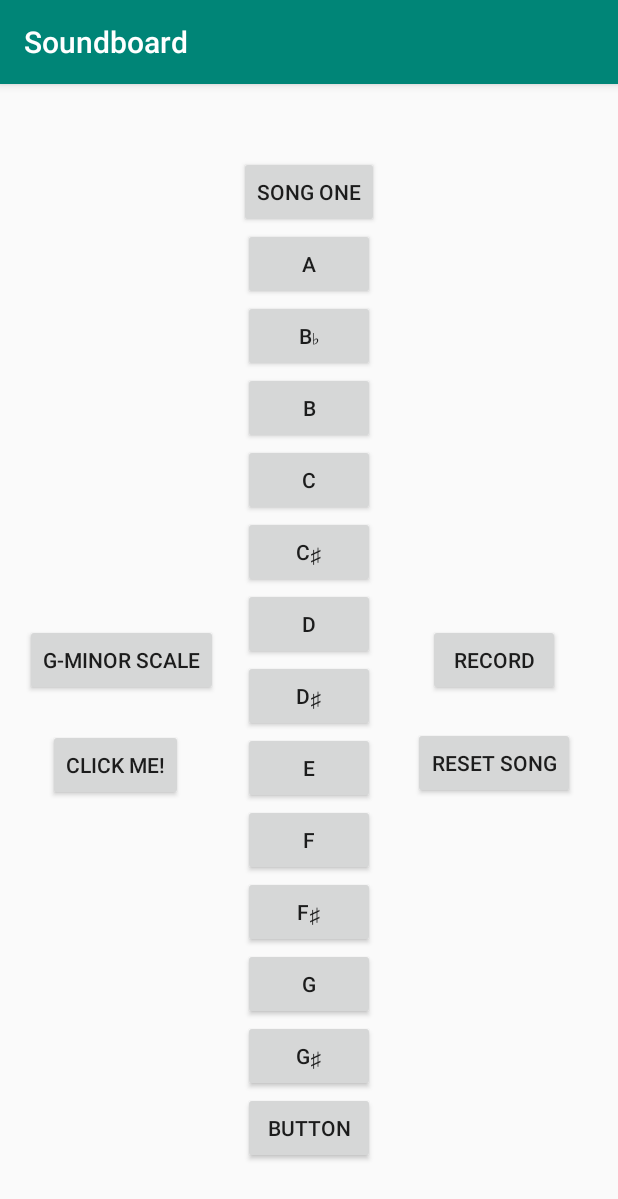
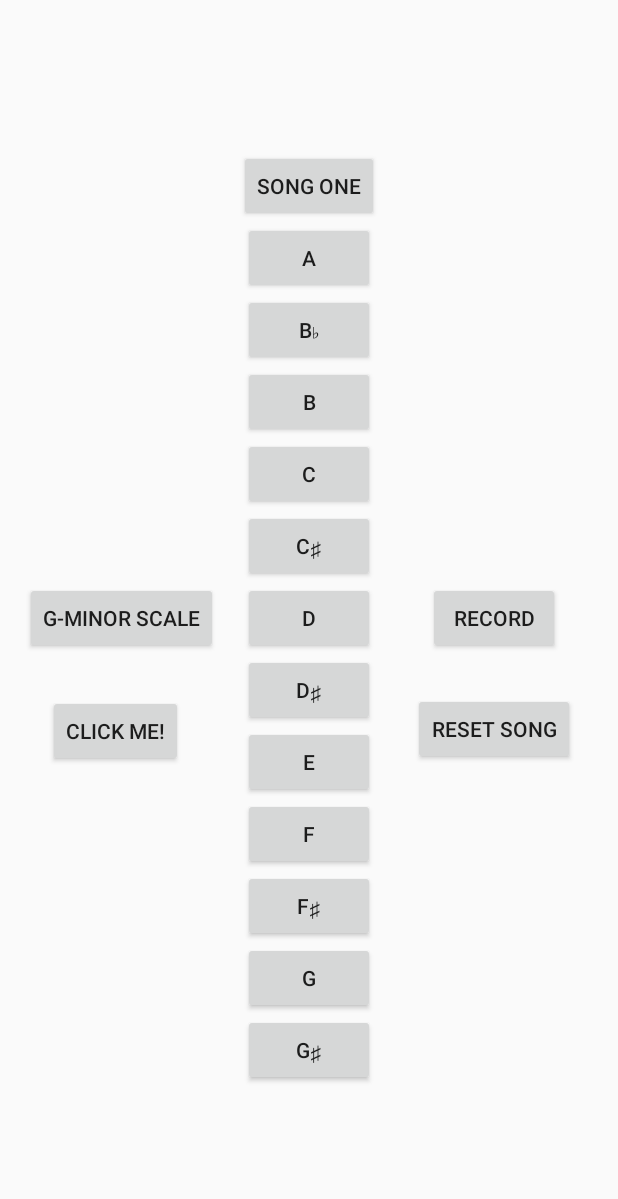
Before and after one commit to JacksonMcLane/Soundboard, an Android app: the screen it shows after launch (SoundBoardActivity), on a phone screen of 412 x 824 dp. Shown: the top 1199 px of the screen. Run offline under Robolectric (Android 15) with nearby library versions, the phone set to English and light mode, and no system bars.

Commit message:
Completed Project

```diff
--- a/app/src/main/java/com/example/soundboard/SoundBoardActivity.java
+++ b/app/src/main/java/com/example/soundboard/SoundBoardActivity.java
@@ -8,17 +8,18 @@ import android.os.Bundle;
 import android.os.SystemClock;
 import android.view.View;
 import android.widget.Button;
+
 import java.util.ArrayList;
 import java.util.HashMap;
 import java.util.Map;
 
 public class SoundBoardActivity extends AppCompatActivity implements View.OnClickListener {
 
-    public static final String TAG = SoundBoardActivity.class.getSimpleName();
     private Map<Integer, Integer> noteMap;
-    private Button a_key, b_flat_key, b_key, c_key, c_sharp_key, d_key, d_sharp_key;
-    private Button e_key, f_key, f_sharp_key, g_key, g_sharp_key, high_a_key, g_minor_scale;
-    private Button customSong, record, reset_song, click_me;
+    private Button buttonAKey, buttonBFlatKey, buttonBKey, buttonCKey, buttonCSharpKey, buttonDKey;
+    private Button buttonDSharpKey, buttonEKey, buttonFKey, buttonFSharpKey, buttonGKey, buttonGSharpKey;
+    private Button buttonGMinorScale, buttonCustomSong, buttonRecord, buttonResetSong;
+    private Button buttonClickMe;
     private SoundPool soundPool;
     private AudioManager audioManager;
     private float actualVolume;
@@ -30,11 +31,9 @@ public class SoundBoardActivity extends AppCompatActivity implements View.OnClic
     boolean isFirstNote = true;
     long oldMillis, newMillis;
     int currentClick, oldClick;
-    private int anote, bbnote, bnote, cnote, csnote, dnote, dsnote, enote, fnote, fsnote, gnote, gsnote, higha;
+    private int aNote, bbNote, bNote, cNote, csNote, dNote, dsNote, eNote, fNote, fsNote, gNote, gsNote;
     private int bestSong;
     private ArrayList<Integer> gMinorNotes;
-
-    //A full octave will be: A, B♭, B, C, C♯, D, D♯, E, F, F♯, G, G♯
 
     @Override
     protected void onCreate(Bundle savedInstanceState) {
@@ -61,87 +60,83 @@ public class SoundBoardActivity extends AppCompatActivity implements View.OnClic
         audioManager = (AudioManager) getSystemService(AUDIO_SERVICE);
         actualVolume = (float) audioManager.getStreamVolume(AudioManager.STREAM_MUSIC);
         maxVolume = (float) audioManager.getStreamMaxVolume(AudioManager.STREAM_MUSIC);
-        anote = soundPool.load(this, R.raw.scalea, 1);
-        bnote = soundPool.load(this, R.raw.scaleb, 1);
-        bbnote = soundPool.load(this, R.raw.scalebb, 1);
-        cnote = soundPool.load(this, R.raw.scalec, 1);
-        csnote = soundPool.load(this, R.raw.scalecs, 1);
-        dnote = soundPool.load(this, R.raw.scaled, 1);
-        dsnote = soundPool.load(this, R.raw.scaleds, 1);
-        enote = soundPool.load(this, R.raw.scalee, 1);
-        fnote = soundPool.load(this, R.raw.scalef, 1);
-        fsnote = soundPool.load(this, R.raw.scalefs, 1);
-        gnote = soundPool.load(this, R.raw.scaleg, 1);
-        gsnote = soundPool.load(this, R.raw.scalegs, 1);
-        higha = soundPool.load(this, R.raw.higha, 1);
+        aNote = soundPool.load(this, R.raw.scalea, 1);
+        bNote = soundPool.load(this, R.raw.scaleb, 1);
+        bbNote = soundPool.load(this, R.raw.scalebb, 1);
+        cNote = soundPool.load(this, R.raw.scalec, 1);
+        csNote = soundPool.load(this, R.raw.scalecs, 1);
+        dNote = soundPool.load(this, R.raw.scaled, 1);
+        dsNote = soundPool.load(this, R.raw.scaleds, 1);
+        eNote = soundPool.load(this, R.raw.scalee, 1);
+        fNote = soundPool.load(this, R.raw.scalef, 1);
+        fsNote = soundPool.load(this, R.raw.scalefs, 1);
+        gNote = soundPool.load(this, R.raw.scaleg, 1);
+        gsNote = soundPool.load(this, R.raw.scalegs, 1);
         bestSong = soundPool.load(this, R.raw.bestsong, 1);
         noteMap = new HashMap<>();
-        noteMap.put(a_key.getId(), anote);
-        noteMap.put(b_flat_key.getId(), bbnote);
-        noteMap.put(b_key.getId(), bnote);
-        noteMap.put(c_key.getId(), cnote);
-        noteMap.put(c_sharp_key.getId(), csnote);
-        noteMap.put(d_key.getId(), dnote);
-        noteMap.put(d_sharp_key.getId(), dsnote);
-        noteMap.put(e_key.getId(), enote);
-        noteMap.put(f_key.getId(), fnote);
-        noteMap.put(f_sharp_key.getId(), fsnote);
-        noteMap.put(g_key.getId(), gnote);
-        noteMap.put(g_sharp_key.getId(), gsnote);
-        noteMap.put(high_a_key.getId(), higha);
-        noteMap.put(click_me.getId(), bestSong);
-        gMinorNotes.add(anote);
-        gMinorNotes.add(bbnote);
-        gMinorNotes.add(cnote);
-        gMinorNotes.add(dnote);
-        gMinorNotes.add(dsnote);
-        gMinorNotes.add(fnote);
-        gMinorNotes.add(gnote);
-        gMinorNotes.add(higha);
+        noteMap.put(buttonAKey.getId(), aNote);
+        noteMap.put(buttonBFlatKey.getId(), bbNote);
+        noteMap.put(buttonBKey.getId(), bNote);
+        noteMap.put(buttonCKey.getId(), cNote);
+        noteMap.put(buttonCSharpKey.getId(), csNote);
+        noteMap.put(buttonDKey.getId(), dNote);
+        noteMap.put(buttonDSharpKey.getId(), dsNote);
+        noteMap.put(buttonEKey.getId(), eNote);
+        noteMap.put(buttonFKey.getId(), fNote);
+        noteMap.put(buttonFSharpKey.getId(), fsNote);
+        noteMap.put(buttonGKey.getId(), gNote);
+        noteMap.put(buttonGSharpKey.getId(), gsNote);
+        noteMap.put(buttonClickMe.getId(), bestSong);
+        gMinorNotes.add(aNote);
+        gMinorNotes.add(bbNote);
+        gMinorNotes.add(cNote);
+        gMinorNotes.add(dNote);
+        gMinorNotes.add(dsNote);
+        gMinorNotes.add(fNote);
+        gMinorNotes.add(gNote);
     }
 
     private void setListeners() {
         KeyboardListener keyboardListener = new KeyboardListener();
-        a_key.setOnClickListener(keyboardListener);
-        b_flat_key.setOnClickListener(keyboardListener);
-        b_key.setOnClickListener(keyboardListener);
-        c_key.setOnClickListener(keyboardListener);
-        c_sharp_key.setOnClickListener(keyboardListener);
-        d_key.setOnClickListener(keyboardListener);
-        d_sharp_key.setOnClickListener(keyboardListener);
-        e_key.setOnClickListener(keyboardListener);
-        f_key.setOnClickListener(keyboardListener);
-        f_sharp_key.setOnClickListener(keyboardListener);
-        g_key.setOnClickListener(keyboardListener);
-        g_sharp_key.setOnClickListener(keyboardListener);
-        click_me.setOnClickListener(keyboardListener);
-        customSong.setOnClickListener(this);
-        g_minor_scale.setOnClickListener(this);
-        record.setOnClickListener(this);
-        reset_song.setOnClickListener(this);
+        buttonAKey.setOnClickListener(keyboardListener);
+        buttonBFlatKey.setOnClickListener(keyboardListener);
+        buttonBKey.setOnClickListener(keyboardListener);
+        buttonCKey.setOnClickListener(keyboardListener);
+        buttonCSharpKey.setOnClickListener(keyboardListener);
+        buttonDKey.setOnClickListener(keyboardListener);
+        buttonDSharpKey.setOnClickListener(keyboardListener);
+        buttonEKey.setOnClickListener(keyboardListener);
+        buttonFKey.setOnClickListener(keyboardListener);
+        buttonFSharpKey.setOnClickListener(keyboardListener);
+        buttonGKey.setOnClickListener(keyboardListener);
+        buttonGSharpKey.setOnClickListener(keyboardListener);
+        buttonClickMe.setOnClickListener(keyboardListener);
+        buttonCustomSong.setOnClickListener(this);
+        buttonGMinorScale.setOnClickListener(this);
+        buttonRecord.setOnClickListener(this);
+        buttonResetSong.setOnClickListener(this);
 
     }
 
 
     private void wireWidgets() {
-        a_key = findViewById(R.id.button_main_key_a);
-        b_flat_key = findViewById(R.id.button_main_key_b_flat);
-        b_key = findViewById(R.id.button_main_key_b);
-        c_key = findViewById(R.id.button_main__key_c);
-        c_sharp_key = findViewById(R.id.button_main_key_c_sharp);
-        d_key = findViewById(R.id.button_main_key_d);
-        d_sharp_key = findViewById(R.id.button_main_key_d_sharp);
-        e_key = findViewById(R.id.button_main_key_e);
-        f_key = findViewById(R.id.button_main_key_f);
-        f_sharp_key = findViewById(R.id.button_main_key_f_sharp);
-        g_key = findViewById(R.id.button_main_key_g);
-        g_sharp_key = findViewById(R.id.button_main_key_g_sharp);
-        high_a_key = findViewById(R.id.button_main_key_high_a);
-        customSong = findViewById(R.id.button_main_custom_song);
-        g_minor_scale = findViewById(R.id.button_main_scale);
-        record = findViewById(R.id.button_main_record_stop);
-        reset_song = findViewById(R.id.button_main_reset_song);
-        click_me = findViewById(R.id.button_main_click_me);
+        buttonAKey = findViewById(R.id.button_main_key_a);
+        buttonBFlatKey = findViewById(R.id.button_main_key_b_flat);
+        buttonBKey = findViewById(R.id.button_main_key_b);
+        buttonCKey = findViewById(R.id.button_main__key_c);
+        buttonCSharpKey = findViewById(R.id.button_main_key_c_sharp);
+        buttonDKey = findViewById(R.id.button_main_key_d);
+        buttonDSharpKey = findViewById(R.id.button_main_key_d_sharp);
+        buttonEKey = findViewById(R.id.button_main_key_e);
+        buttonFKey = findViewById(R.id.button_main_key_f);
+        buttonFSharpKey = findViewById(R.id.button_main_key_f_sharp);
+        buttonGKey = findViewById(R.id.button_main_key_g);
+        buttonGSharpKey = findViewById(R.id.button_main_key_g_sharp);
+        buttonCustomSong = findViewById(R.id.button_main_custom_song);
+        buttonGMinorScale = findViewById(R.id.button_main_scale);
+        buttonRecord = findViewById(R.id.button_main_record_stop);
+        buttonResetSong = findViewById(R.id.button_main_reset_song);
+        buttonClickMe = findViewById(R.id.button_main_click_me);
 
     }
 
@@ -159,8 +154,8 @@ public class SoundBoardActivity extends AppCompatActivity implements View.OnClic
             case R.id.button_main_custom_song: {
                 if (loaded && song != null) {
                     float volume = actualVolume / maxVolume;
-                    for(Note note : song.getNotes()) {
-                        if(isFirstNote) {
+                    for (Note note : song.getNotes()) {
+                        if (isFirstNote) {
                             isFirstNote = false;
                         }
                         delay(note.getDelayInMillis());
@@ -171,25 +166,24 @@ public class SoundBoardActivity extends AppCompatActivity implements View.OnClic
             }
             case R.id.button_main_scale: {
                 float volume = actualVolume / maxVolume;
-                for(int i : gMinorNotes) {
+                for (int i : gMinorNotes) {
                     soundPool.play(i, volume, volume, 1, 0, 1f);
                     delay(300);
                 }
-                for(int i = gMinorNotes.size()-1; i >= 0; i--) {
+                for (int i = gMinorNotes.size() - 1; i >= 0; i--) {
                     soundPool.play(gMinorNotes.get(i), volume, volume, 1, 0, 1f);
                     delay(300);
                 }
                 break;
             }
             case R.id.button_main_record_stop: {
-                if(isRecording) {
+                if (isRecording) {
                     isRecording = false;
-                    record.setText(getString(R.string.record));
-                }
-                else {
+                    buttonRecord.setText(getString(R.string.record));
+                } else {
                     isRecording = true;
                     oldMillis = SystemClock.elapsedRealtime();
-                    record.setText(getString(R.string.stop));
+                    buttonRecord.setText(getString(R.string.stop));
                 }
                 break;
             }
@@ -204,13 +198,10 @@ public class SoundBoardActivity extends AppCompatActivity implements View.OnClic
 
         @Override
         public void onClick(View view) {
-            //read from map of key+value pairs
-            //look up button pressed
             int soundID = noteMap.get(view.getId());
-            //Note.setSoundID(songID);
             float volume = actualVolume / maxVolume;
             if (soundID != 0 || soundID != bestSong) {
-                Note note = new Note(0,0);
+                Note note = new Note(0, 0);
                 if (isFirstClick) {
                     oldMillis = SystemClock.elapsedRealtime();
                     currentClick = 0;
@@ -220,15 +211,15 @@ public class SoundBoardActivity extends AppCompatActivity implements View.OnClic
                     newMillis = SystemClock.elapsedRealtime();
                     oldClick++;
                 }
-                if(!isFirstClick) {
+                if (!isFirstClick) {
                     note.setDelayInMillis((int) (newMillis - oldMillis));
                     oldMillis = newMillis;
                 }
                 isFirstClick = false;
                 note.setSoundID(soundID);
-                soundPool.play(soundID, volume, volume, 1, 0, 1f);
+                soundPool.play(soundID, volume, volume, 1, 0 ,1f);
                 currentClick++;
-                if(isRecording) {
+                if (isRecording) {
                     song.addNote(note);
                 }
             }
--- a/app/src/main/res/layout/activity_sound_board.xml
+++ b/app/src/main/res/layout/activity_sound_board.xml
@@ -83,6 +83,7 @@
         android:text="@string/d_note"
         app:layout_constraintBottom_toTopOf="@+id/button_main_key_d_sharp"
         app:layout_constraintEnd_toEndOf="parent"
+        app:layout_constraintHorizontal_bias="0.5"
         app:layout_constraintStart_toStartOf="parent"
         app:layout_constraintTop_toBottomOf="@+id/button_main_key_c_sharp" />
 
@@ -95,6 +96,7 @@
         android:text="@string/ds_note"
         app:layout_constraintBottom_toTopOf="@+id/button_main_key_e"
         app:layout_constraintEnd_toEndOf="parent"
+        app:layout_constraintHorizontal_bias="0.5"
         app:layout_constraintStart_toStartOf="parent"
         app:layout_constraintTop_toBottomOf="@+id/button_main_key_d" />
 
@@ -107,6 +109,7 @@
         android:text="@string/e_note"
         app:layout_constraintBottom_toTopOf="@+id/button_main_key_f"
         app:layout_constraintEnd_toEndOf="parent"
+        app:layout_constraintHorizontal_bias="0.5"
         app:layout_constraintStart_toStartOf="parent"
         app:layout_constraintTop_toBottomOf="@+id/button_main_key_d_sharp" />
 
@@ -148,7 +151,7 @@
         android:layout_width="wrap_content"
         android:layout_height="wrap_content"
         android:text="@string/gs_note"
-        app:layout_constraintBottom_toTopOf="@+id/button_main_key_high_a"
+        app:layout_constraintBottom_toBottomOf="parent"
         app:layout_constraintEnd_toEndOf="parent"
         app:layout_constraintHorizontal_bias="0.5"
         app:layout_constraintStart_toStartOf="parent"
@@ -210,15 +213,4 @@
         app:layout_constraintTop_toTopOf="parent"
         app:layout_constraintVertical_bias="0.599" />
 
-    <Button
-        android:id="@+id/button_main_key_high_a"
-        android:layout_width="wrap_content"
-        android:layout_height="wrap_content"
-        android:text="Button"
-        app:layout_constraintBottom_toBottomOf="parent"
-        app:layout_constraintEnd_toEndOf="parent"
-        app:layout_constraintHorizontal_bias="0.5"
-        app:layout_constraintStart_toStartOf="parent"
-        app:layout_constraintTop_toBottomOf="@+id/button_main_key_g_sharp" />
-
 </androidx.constraintlayout.widget.ConstraintLayout>
--- a/app/src/main/res/values/styles.xml
+++ b/app/src/main/res/values/styles.xml
@@ -1,7 +1,7 @@
 <resources>
 
     <!-- Base application theme. -->
-    <style name="AppTheme" parent="Theme.AppCompat.Light.DarkActionBar">
+    <style name="AppTheme" parent="Theme.AppCompat.Light.NoActionBar">
         <!-- Customize your theme here. -->
         <item name="colorPrimary">@color/colorPrimary</item>
         <item name="colorPrimaryDark">@color/colorPrimaryDark</item>
```
Also changed, not shown: 1 other file.
